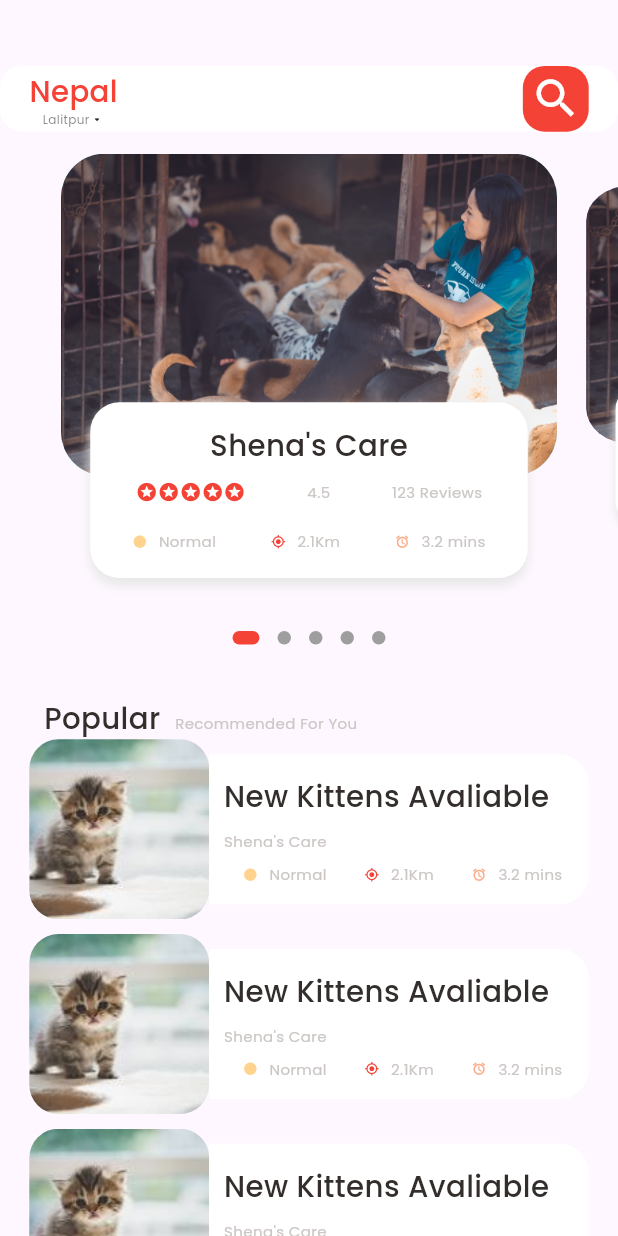
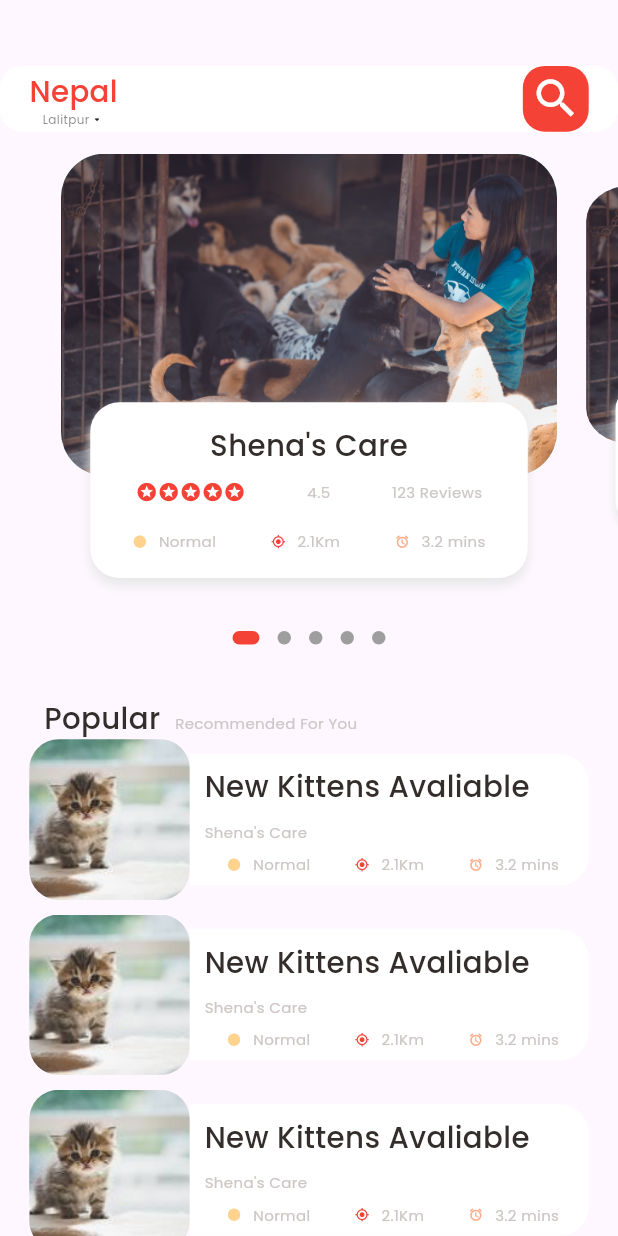
Before and after one commit to Rayal-Khatri/Flutter, a Flutter app: the MainPetPage screen opened directly, on a phone screen of 412 x 824 dp. Run offline on Flutter 3.47's test engine with Material 2 defaults, Android fonts, the phone set to English and light mode, and no system bars; drawn by our look-alikes of dots_indicator; our stand-ins replace get; statements that could not run were skipped.

Commit message:
Finished the Home Page

```diff
--- a/my_app/lib/Home/Pets_to_adopt.dart
+++ b/my_app/lib/Pages/Home/Pets_to_adopt.dart
@@ -78,9 +78,7 @@ class _PetAdoptChoicesState extends State<PetAdoptChoices> {
               ]),
         ),
         //List of pets avaliable
-        Container(
-          height: 900,
-          child: ListView.builder(
+        ListView.builder(
             physics: NeverScrollableScrollPhysics(),
             shrinkWrap: true,
             itemCount: 10,
@@ -94,8 +92,8 @@ class _PetAdoptChoicesState extends State<PetAdoptChoices> {
                   children: [
                     //Image Section
                     Container(
-                        height: 120,
-                        width: 120,
+                      height: Dimensions.ListViewImgSize,
+                      width: Dimensions.ListViewImgSize,
                       decoration: BoxDecoration(
                           borderRadius:
                               BorderRadius.circular(Dimensions.height20),
@@ -106,7 +104,7 @@ class _PetAdoptChoicesState extends State<PetAdoptChoices> {
                     //Text Container
                     Expanded(
                       child: Container(
-                          height: 100,
+                        height: Dimensions.ListViewTextContSize,
                         decoration: BoxDecoration(
                           borderRadius: BorderRadius.only(
                               topRight: Radius.circular(Dimensions.height20),
@@ -159,7 +157,6 @@ class _PetAdoptChoicesState extends State<PetAdoptChoices> {
                 ),
               );
             }),
-        )
       ],
     );
   }
--- a/my_app/lib/Home/home.dart
+++ b/my_app/lib/Pages/Home/home.dart
@@ -1,5 +1,5 @@
 import 'package:flutter/material.dart';
-import 'package:my_app/Home/Pets_to_adopt.dart';
+import 'package:my_app/Pages/Home/Pets_to_adopt.dart';
 import 'package:my_app/Utils/Colors.dart';
 import 'package:my_app/Utils/dimentions.dart';
 import 'package:my_app/Widgets/Big_texts.dart';
--- a/my_app/lib/Utils/dimentions.dart
+++ b/my_app/lib/Utils/dimentions.dart
@@ -19,4 +19,7 @@ class Dimensions {
   static double width15 = screenHeight / 56.27;
   static double width20 = screenHeight / 42.2;
   static double width30 = screenHeight / 28.13;
+
+  static double ListViewImgSize = screenWidth / 7.7;
+  static double ListViewTextContSize = screenWidth / 9.4;
 }
```
Also changed, not shown: my_app/lib/Pages/Home/Passenger_apk.dart (renamed from my_app/lib/Home/Passenger_apk.dart). Lines whose indentation alone changed are shown as unchanged.
